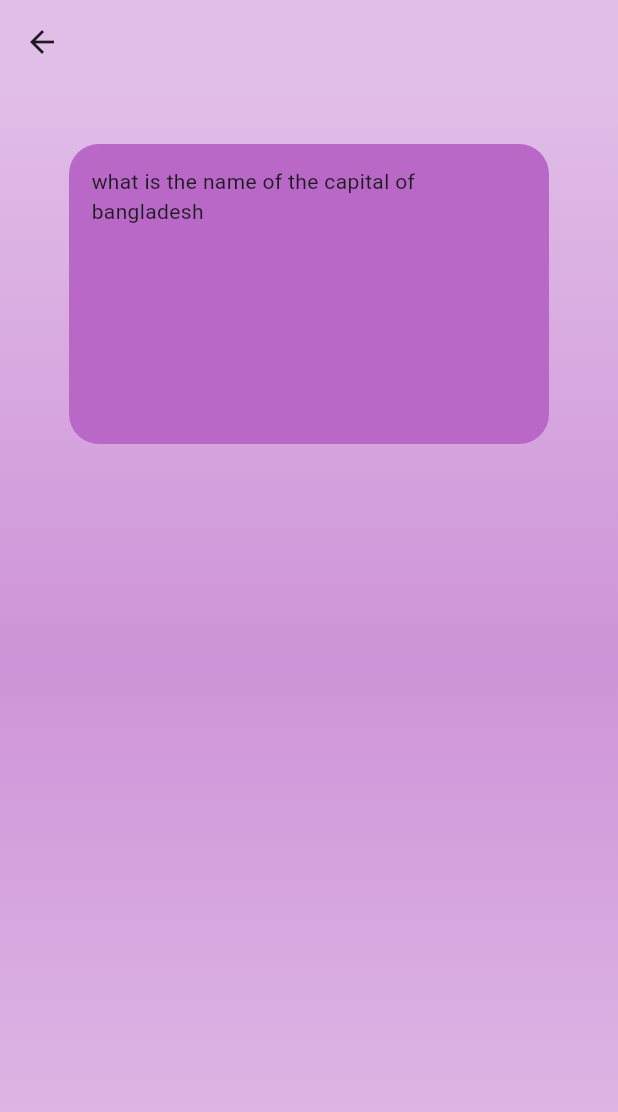
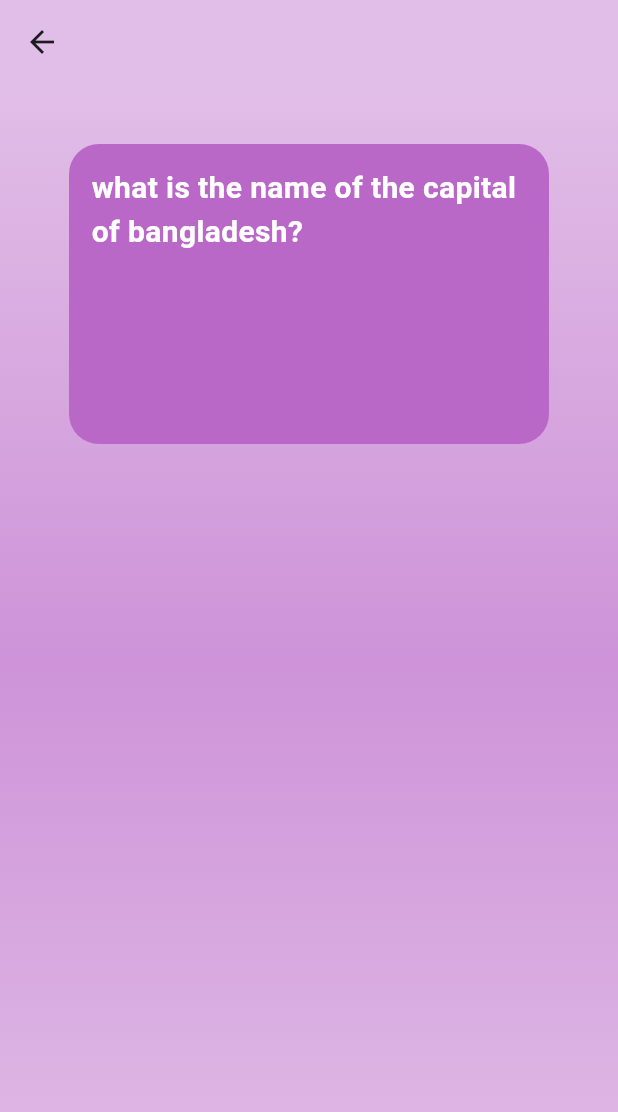
Before and after one commit to sohasara/Quiz-App, a Flutter app: the SportsPage screen opened directly, on a phone screen of 412 x 824 dp. Shown: the top 1112 px of the screen. Run offline on Flutter 3.47's test engine with Material 3 defaults, Android fonts, the phone set to English and light mode, and no system bars.

Commit message:
add  textstyle

```diff
--- a/lib/ui/details/sports.dart
+++ b/lib/ui/details/sports.dart
@@ -37,8 +37,12 @@ class SportsPage extends StatelessWidget {
                 borderRadius: BorderRadius.circular(20),
               ),
               child: const Text(
-                'what is the name of the capital of bangladesh',
-                style: TextStyle(),
+                'what is the name of the capital of bangladesh?',
+                style: TextStyle(
+                  fontSize: 20,
+                  color: Colors.white,
+                  fontWeight: FontWeight.w700,
+                ),
               ),
             ),
           ],
```
